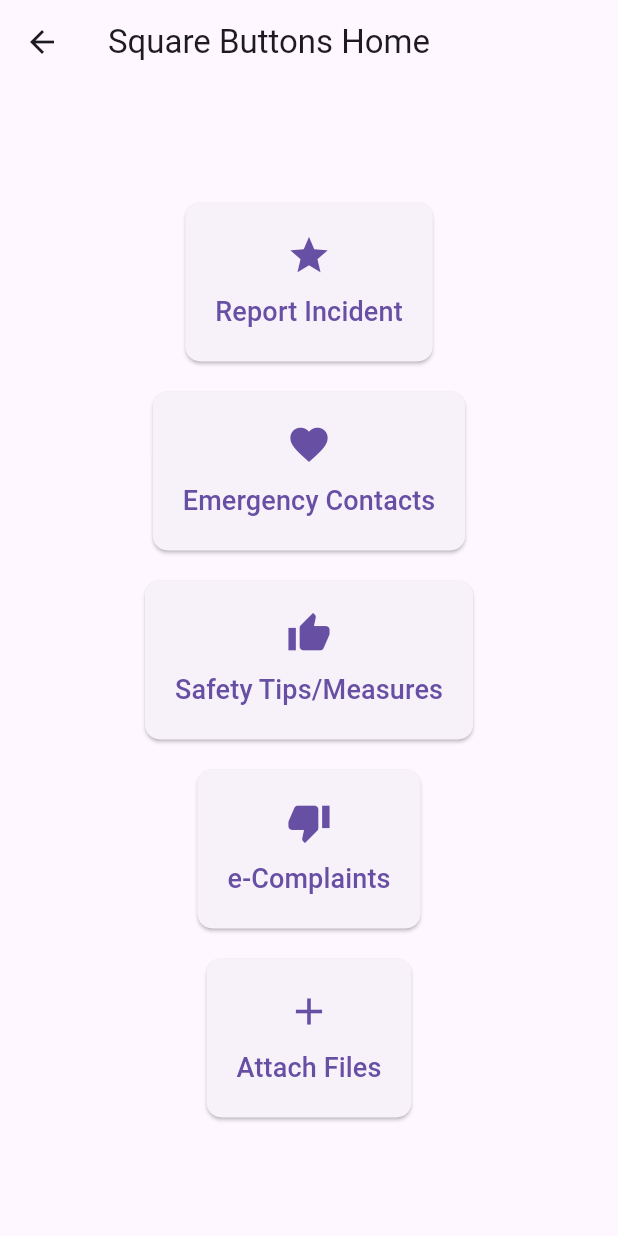
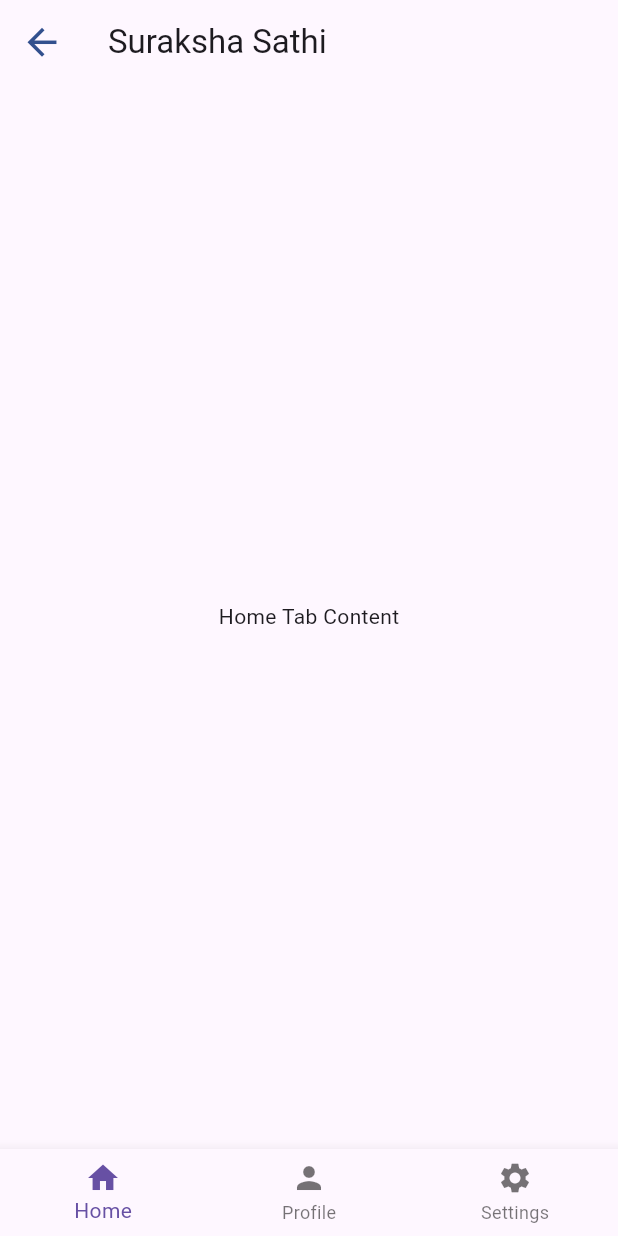
Before and after one commit to sujan-ss/CrimeReportingAndCommunitySafety-SurakshaSathi-, a Flutter app: the HomeScreen screen opened directly, on a phone screen of 412 x 824 dp. Run offline on Flutter 3.47's test engine with Material 3 defaults, Android fonts, the phone set to English and light mode, and no system bars; our stand-ins replace image_picker, intl_phone_field.

Commit message:
Updated Home page and other minor updates

```diff
--- a/lib/Login Signup Page/login.dart
+++ b/lib/Login Signup Page/login.dart
@@ -21,8 +21,8 @@ class _LoginPageState extends State<LoginPage> {
     return Scaffold(
       appBar: AppBar(
         leading: IconButton(
-          icon: Icon(Icons.backspace_outlined,
-              size: 25.0, color: Color(0xFF32508E)),
+          icon: Icon(Icons.arrow_back_outlined,
+              size: 29.0, color: Color(0xFF32508E)),
           onPressed: () {
             Navigator.pushReplacement(
               context,
--- a/lib/Login Signup Page/login_signin_screen.dart
+++ b/lib/Login Signup Page/login_signin_screen.dart
@@ -4,6 +4,7 @@ import 'package:flutter/material.dart';
 import 'package:suraksha_saathi/Login%20Signup%20Page/login.dart';
 import 'package:suraksha_saathi/Login%20Signup%20Page/signup.dart';
 import 'package:suraksha_saathi/Skip%20Page/skip_home.dart';
+import 'package:suraksha_saathi/home.dart';
 
 class LoginSigninScreen extends StatelessWidget {
   const LoginSigninScreen({Key? key});
@@ -94,7 +95,7 @@ class LoginSigninScreen extends StatelessWidget {
                 // Navigate to the Login screen
                 Navigator.pushReplacement(
                   context,
-                  MaterialPageRoute(builder: (context) => SkipHomeScreen()),
+                  MaterialPageRoute(builder: (context) => HomeScreen()),
                 );
               },
               child: Text(
--- a/lib/Login Signup Page/signup.dart
+++ b/lib/Login Signup Page/signup.dart
@@ -52,8 +52,8 @@ class _SignUpPage extends State<SignUpPage> {
     return Scaffold(
       appBar: AppBar(
         leading: IconButton(
-          icon: Icon(Icons.backspace_outlined,
-              size: 25.0, color: Color(0xFF32508E)),
+          icon: Icon(Icons.arrow_back_outlined,
+              size: 29.0, color: Color(0xFF32508E)),
           onPressed: () {
             Navigator.pushReplacement(
               context,
@@ -180,8 +180,8 @@ class _SignUpPage extends State<SignUpPage> {
                           height: 60,
                           decoration: BoxDecoration(
                             border: Border.all(),
-                            borderRadius:
-                                BorderRadius.circular(5.0), // Border radius
+                            borderRadius: BorderRadius.circular(5.0),
+                            // Border radius
                           ),
                           child: Row(
                             mainAxisAlignment: MainAxisAlignment.center,
@@ -205,7 +205,7 @@ class _SignUpPage extends State<SignUpPage> {
                             borderRadius:
                                 BorderRadius.circular(5.0), // Border radius
                             border: Border.all(
-                              color: Color(0xFF171616), // Border color
+                              color: Color(0xFF423939), // Border color
                               width: 1.0, // Border width
                             ),
                           ),
--- a/lib/home.dart
+++ b/lib/home.dart
@@ -1,89 +1,98 @@
-// ignore_for_file: prefer_const_constructors, avoid_print
+// ignore_for_file: prefer_const_constructors, library_private_types_in_public_api, prefer_const_literals_to_create_immutables, use_key_in_widget_constructors
 
 import 'package:flutter/material.dart';
+import 'package:suraksha_saathi/Login%20Signup%20Page/login_signin_screen.dart';
 
-class HomeScreen extends StatelessWidget {
-  const HomeScreen({super.key});
+class HomeScreen extends StatefulWidget {
+  const HomeScreen({Key? key}) : super(key: key);
+
+  @override
+  _HomeScreenState createState() => _HomeScreenState();
+}
+
+class _HomeScreenState extends State<HomeScreen> {
+  int _currentIndex = 0;
 
   @override
   Widget build(BuildContext context) {
     return Scaffold(
       appBar: AppBar(
-        title: Text('Square Buttons Home'),
-      ),
-      body: Center(
-        child: Column(
-          mainAxisAlignment: MainAxisAlignment.center,
-          children: [
-            SquareButton(
-              label: 'Report Incident',
-              icon: Icons.star,
-              onPressed: () => print('Button 1 pressed'),
-            ),
-            SizedBox(height: 20),
-            SquareButton(
-              label: 'Emergency Contacts',
-              icon: Icons.favorite,
-              onPressed: () => print('Button 2 pressed'),
-            ),
-            SizedBox(height: 20),
-            SquareButton(
-              label: 'Safety Tips/Measures',
-              icon: Icons.thumb_up,
-              onPressed: () => print('Button 3 pressed'),
-            ),
-            SizedBox(height: 20),
-            SquareButton(
-              label: 'e-Complaints',
-              icon: Icons.thumb_down,
-              onPressed: () => print('Button 4 pressed'),
-            ),
-            SizedBox(height: 20),
-            SquareButton(
-              label: 'Attach Files',
-              icon: Icons.add,
-              onPressed: () => print('Button 5 pressed'),
-            ),
-          ],
+        title: Text('Suraksha Sathi'),
+        leading: IconButton(
+          icon: Icon(Icons.arrow_back_outlined,
+              size: 29.0, color: Color(0xFF32508E)),
+          onPressed: () {
+            Navigator.pushReplacement(
+              context,
+              MaterialPageRoute(builder: (context) => LoginSigninScreen()),
+            );
+          },
         ),
       ),
-    );
-  }
-}
-
-class SquareButton extends StatelessWidget {
-  final String label;
-  final IconData icon;
-  final VoidCallback onPressed;
-
-  const SquareButton({
-    super.key,
-    required this.label,
-    required this.icon,
-    required this.onPressed,
-  });
-
-  @override
-  Widget build(BuildContext context) {
-    return ElevatedButton(
-      onPressed: onPressed,
-      style: ElevatedButton.styleFrom(
-        padding: EdgeInsets.all(20),
-        shape: RoundedRectangleBorder(
-          borderRadius: BorderRadius.circular(10.0),
-        ),
-      ),
-      child: Column(
-        mainAxisSize: MainAxisSize.min,
-        children: [
-          Icon(icon, size: 30),
-          SizedBox(height: 10),
-          Text(
-            label,
-            style: TextStyle(fontSize: 18),
+      body: _buildBody(), // Add the body content for each tab
+      bottomNavigationBar: BottomNavigationBar(
+        currentIndex: _currentIndex,
+        onTap: (index) {
+          setState(() {
+            _currentIndex = index;
+          });
+        },
+        items: [
+          BottomNavigationBarItem(
+            icon: Icon(Icons.home),
+            label: 'Home',
+          ),
+          BottomNavigationBarItem(
+            icon: Icon(Icons.person),
+            label: 'Profile',
+          ),
+          BottomNavigationBarItem(
+            icon: Icon(Icons.settings),
+            label: 'Settings',
           ),
         ],
       ),
     );
   }
+
+  Widget _buildBody() {
+    // Implement the body content for each tab
+    switch (_currentIndex) {
+      case 0:
+        return HomeTab();
+      case 1:
+        return ProfileTab();
+      case 2:
+        return SettingsTab();
+      default:
+        return Container();
+    }
+  }
 }
+
+class HomeTab extends StatelessWidget {
+  @override
+  Widget build(BuildContext context) {
+    return Center(
+      child: Text('Home Tab Content'),
+    );
+  }
+}
+
+class ProfileTab extends StatelessWidget {
+  @override
+  Widget build(BuildContext context) {
+    return Center(
+      child: Text('Profile Tab Content'),
+    );
+  }
+}
+
+class SettingsTab extends StatelessWidget {
+  @override
+  Widget build(BuildContext context) {
+    return Center(
+      child: Text('Settings Tab Content'),
+    );
+  }
+}
```
